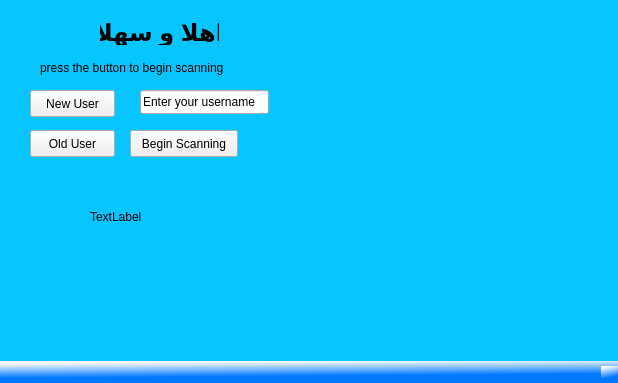
Qt form gui.ui (afourteia/user_identification_system) before a commit.
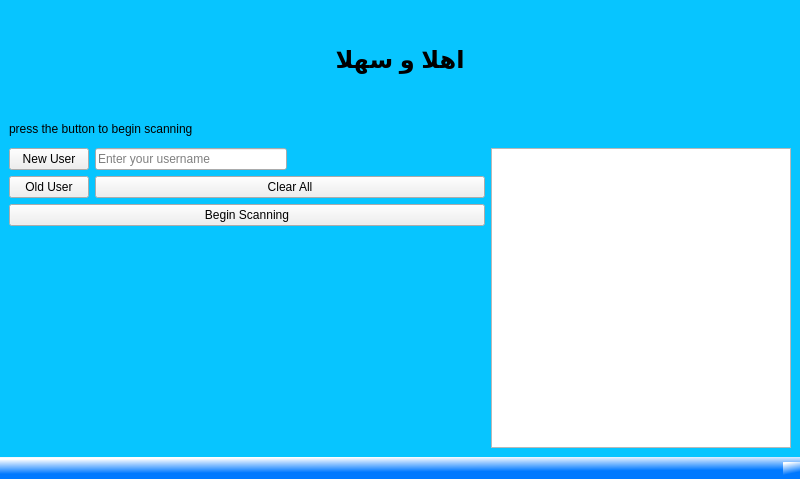
The same form after that commit.

Commit message: created simple gui for finprint scanner

```diff
--- a/gui.ui
+++ b/gui.ui
@@ -6,8 +6,8 @@
    <rect>
     <x>0</x>
     <y>0</y>
-    <width>618</width>
-    <height>383</height>
+    <width>800</width>
+    <height>479</height>
    </rect>
   </property>
   <property name="windowTitle">
@@ -23,40 +23,16 @@
    <property name="styleSheet">
     <string notr="true"/>
    </property>
-   <widget class="QLabel" name="status_info">
-    <property name="geometry">
-     <rect>
-      <x>90</x>
-      <y>210</y>
-      <width>58</width>
-      <height>14</height>
-     </rect>
-    </property>
-    <property name="text">
-     <string>TextLabel</string>
-    </property>
-   </widget>
-   <widget class="QLabel" name="description">
-    <property name="geometry">
-     <rect>
-      <x>40</x>
-      <y>60</y>
-      <width>205</width>
-      <height>16</height>
-     </rect>
-    </property>
-    <property name="text">
-     <string>press the button to begin scanning</string>
-    </property>
-   </widget>
+   <layout class="QVBoxLayout" name="verticalLayout_4">
+    <item>
+     <layout class="QVBoxLayout" name="verticalLayout_2">
+      <item>
    <widget class="QLabel" name="welcome_sign">
-    <property name="geometry">
-     <rect>
-      <x>100</x>
-      <y>20</y>
-      <width>119</width>
-      <height>25</height>
-     </rect>
+        <property name="minimumSize">
+         <size>
+          <width>0</width>
+          <height>100</height>
+         </size>
     </property>
     <property name="font">
      <font>
@@ -65,6 +41,9 @@
       <bold>true</bold>
      </font>
     </property>
+        <property name="layoutDirection">
+         <enum>Qt::LeftToRight</enum>
+        </property>
     <property name="text">
      <string>اهلا و سهلا</string>
     </property>
@@ -72,28 +51,77 @@
      <set>Qt::AlignCenter</set>
     </property>
    </widget>
+      </item>
+      <item>
+       <widget class="QLabel" name="description">
+        <property name="text">
+         <string>press the button to begin scanning</string>
+        </property>
+       </widget>
+      </item>
+     </layout>
+    </item>
+    <item>
+     <layout class="QHBoxLayout" name="horizontalLayout_2">
+      <item>
+       <layout class="QVBoxLayout" name="verticalLayout_3">
+        <item>
+         <layout class="QGridLayout" name="gridLayout">
+          <item row="0" column="0">
+           <widget class="QPushButton" name="new_user">
+            <property name="maximumSize">
+             <size>
+              <width>100</width>
+              <height>16777215</height>
+             </size>
+            </property>
+            <property name="text">
+             <string>New User</string>
+            </property>
+            <property name="checkable">
+             <bool>false</bool>
+            </property>
+           </widget>
+          </item>
+          <item row="0" column="1">
    <widget class="QLineEdit" name="username_entry">
-    <property name="geometry">
-     <rect>
-      <x>140</x>
-      <y>90</y>
-      <width>129</width>
-      <height>24</height>
-     </rect>
+            <property name="enabled">
+             <bool>true</bool>
+            </property>
+            <property name="maximumSize">
+             <size>
+              <width>400</width>
+              <height>16777215</height>
+             </size>
+            </property>
+            <property name="autoFillBackground">
+             <bool>false</bool>
+            </property>
+            <property name="inputMethodHints">
+             <set>Qt::ImhNone</set>
+            </property>
+            <property name="inputMask">
+             <string notr="true"/>
     </property>
     <property name="text">
-     <string>Enter your username</string>
-    </property>
-   </widget>
+             <string/>
+            </property>
+            <property name="echoMode">
+             <enum>QLineEdit::Normal</enum>
+            </property>
+            <property name="cursorPosition">
+             <number>0</number>
+            </property>
+            <property name="placeholderText">
+             <string notr="true" comment="fdf">Enter your username</string>
+            </property>
+            <property name="clearButtonEnabled">
+             <bool>true</bool>
+            </property>
+           </widget>
+          </item>
+          <item row="1" column="0">
    <widget class="QPushButton" name="old_user">
-    <property name="geometry">
-     <rect>
-      <x>30</x>
-      <y>130</y>
-      <width>85</width>
-      <height>27</height>
-     </rect>
-    </property>
     <property name="text">
      <string>Old User</string>
     </property>
@@ -101,15 +129,11 @@
      <bool>false</bool>
     </property>
    </widget>
+          </item>
+          <item row="2" column="0" colspan="3">
+           <layout class="QVBoxLayout" name="verticalLayout">
+            <item>
    <widget class="QPushButton" name="scan">
-    <property name="geometry">
-     <rect>
-      <x>130</x>
-      <y>130</y>
-      <width>108</width>
-      <height>27</height>
-     </rect>
-    </property>
     <property name="text">
      <string>Begin Scanning</string>
     </property>
@@ -117,22 +141,59 @@
      <bool>false</bool>
     </property>
    </widget>
-   <widget class="QPushButton" name="new_user">
-    <property name="geometry">
-     <rect>
-      <x>30</x>
-      <y>90</y>
-      <width>85</width>
-      <height>27</height>
-     </rect>
+            </item>
+            <item>
+             <widget class="QLabel" name="status_info">
+              <property name="layoutDirection">
+               <enum>Qt::LeftToRight</enum>
     </property>
     <property name="text">
-     <string>New User</string>
-    </property>
-    <property name="checkable">
-     <bool>false</bool>
-    </property>
-   </widget>
+               <string/>
+              </property>
+              <property name="alignment">
+               <set>Qt::AlignLeading|Qt::AlignLeft|Qt::AlignTop</set>
+              </property>
+             </widget>
+            </item>
+           </layout>
+          </item>
+          <item row="0" column="2">
+           <spacer name="horizontalSpacer">
+            <property name="orientation">
+             <enum>Qt::Horizontal</enum>
+            </property>
+            <property name="sizeHint" stdset="0">
+             <size>
+              <width>40</width>
+              <height>20</height>
+             </size>
+            </property>
+           </spacer>
+          </item>
+          <item row="1" column="1" colspan="2">
+           <widget class="QPushButton" name="clear_all">
+            <property name="text">
+             <string>Clear All</string>
+            </property>
+           </widget>
+          </item>
+         </layout>
+        </item>
+       </layout>
+      </item>
+      <item>
+       <widget class="QGraphicsView" name="graphicsView">
+        <property name="maximumSize">
+         <size>
+          <width>300</width>
+          <height>300</height>
+         </size>
+        </property>
+       </widget>
+      </item>
+     </layout>
+    </item>
+   </layout>
   </widget>
   <widget class="QMenuBar" name="menubar">
    <property name="enabled">
```
Left out of the diff: 37 changed lines with no effect on the pictures. Lines whose indentation alone changed are shown as unchanged. The commit also changes 4 other files.
